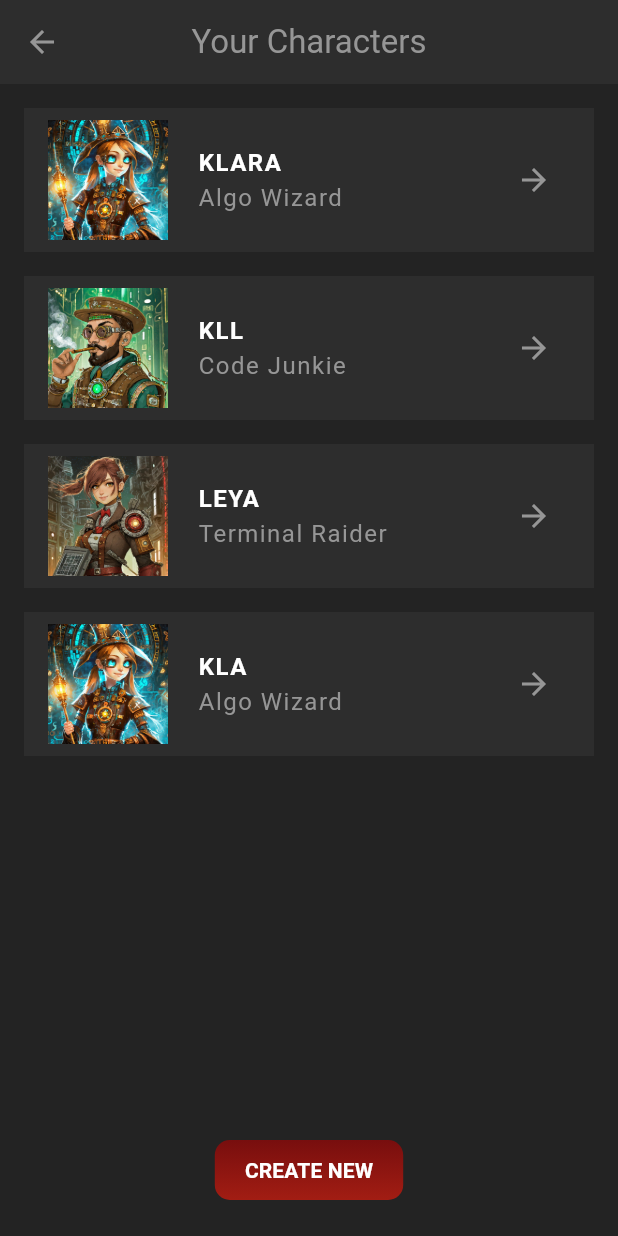
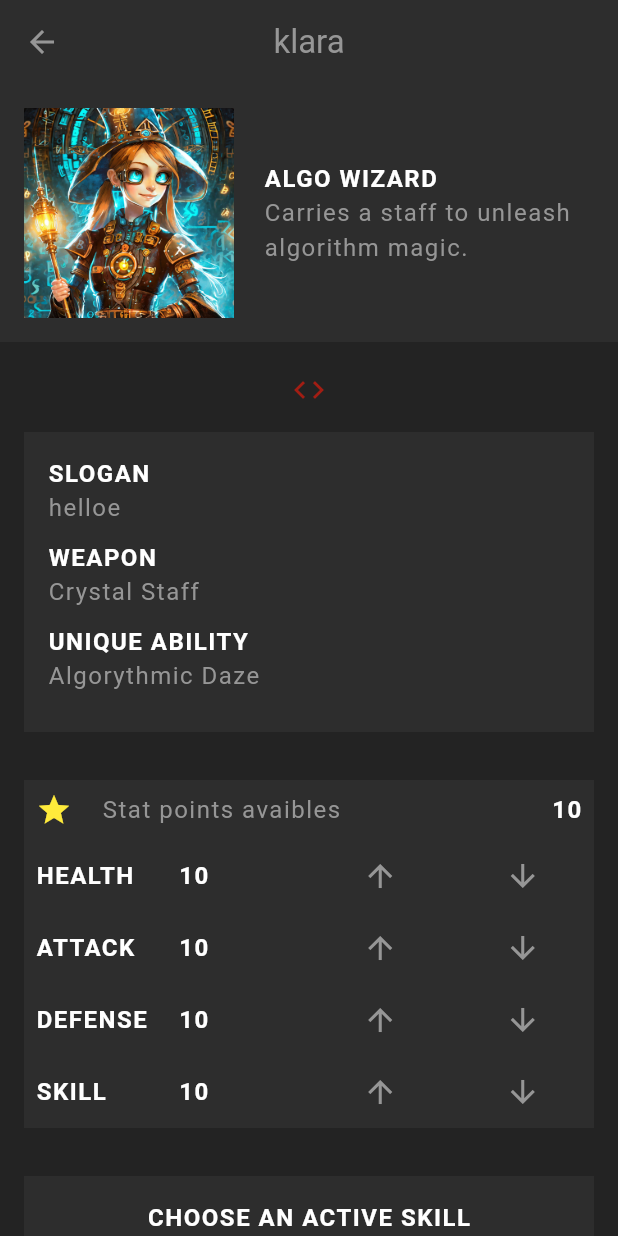
Before and after one commit to eyaaaaamb/flutter_rpg, a Flutter app: the Home screen opened directly, after a tap on the "arrow forward" icon, on a phone screen of 412 x 824 dp. Run offline on Flutter 3.47's test engine with Material 3 defaults, Android fonts, the phone set to English and light mode, and no system bars.

Commit message:
lesson 57

```diff
--- a/lib/main.dart
+++ b/lib/main.dart
@@ -1,12 +1,12 @@
 import 'package:flutter/material.dart';
-import 'package:rpg_project/screens/create/create.dart';
-//import 'package:rpg_project/screens/home/home.dart';
+//import 'package:rpg_project/screens/create/create.dart';
+import 'package:rpg_project/screens/home/home.dart';
 import 'package:rpg_project/theme.dart';
 
 void main() {
   runApp( MaterialApp(
     theme:primaryTheme,
-    home:Create(),
+    home:Home(),
     ),
     //home calling
     //theme
--- a/lib/screens/character_card.dart
+++ b/lib/screens/character_card.dart
@@ -1,5 +1,6 @@
 import 'package:flutter/material.dart';
 import 'package:rpg_project/models/character.dart';
+import 'package:rpg_project/screens/profile/profile.dart';
 import 'package:rpg_project/shared/styled_text.dart';
 import 'package:rpg_project/theme.dart';
 
@@ -37,6 +38,9 @@
             IconButton(
               onPressed: () {
                 // navigate to character profile screen
+                  Navigator.push(context,MaterialPageRoute(
+                  builder:(ctx)=>  Profile(character:character),
+                ));
               },
               icon: Icon(Icons.arrow_forward, color: AppColors.textColor)
             ),
--- a/lib/screens/create/create.dart
+++ b/lib/screens/create/create.dart
@@ -1,5 +1,6 @@
 import 'package:flutter/material.dart';
 import 'package:rpg_project/models/character.dart';
+import 'package:rpg_project/screens/home/home.dart';
 import 'package:uuid/uuid.dart';
 import 'package:rpg_project/models/vocation.dart';
 import 'package:rpg_project/screens/create/vocation_card.dart';
@@ -41,16 +42,48 @@
     //not empty
     if(_nameController.text.trim().isEmpty){
       //show error dialog
-      return;
+       showDialog(context: context, builder: (ctx){
+            return AlertDialog(
+
+              title:const StyledHeading("missing name"),
+              content:const StyledText('Every good RPG character needs a great name'),
+              actions: [
+                Styledbtn(onPressed: (){
+                  Navigator.pop(ctx);
+                }, child:StyledHeading('close')),
+              ],
+              actionsAlignment: MainAxisAlignment.center,
+            );
+
+       });
+       return;
     }if(_sloganController.text.trim().isEmpty){
         //show error dialog
+         showDialog(context: context, builder: (ctx){
+
+            return AlertDialog(
+
+              title:const StyledHeading("missing Slogan"),
+              content:const StyledText('Every good RPG character needs a great slogan'),
+              actions: [
+                Styledbtn(onPressed: (){
+                  Navigator.pop(ctx);
+                }, child:StyledHeading('close')),
+              ],
+              actionsAlignment: MainAxisAlignment.center,
+            );
+
+       });
+
+
       return;
+
     }
 
     //add a character to list
     //trim text
     characters.add(Character(name: _nameController.text.trim(), slogan: _sloganController.text.trim(), vocation: selectedVocation, id: uuid.v4()));
-
+    Navigator.push(context ,MaterialPageRoute(builder:(ctx)=>  const Home()));
   }
   @override
   Widget build(BuildContext context) {
@@ -124,6 +157,7 @@
                 child:Styledbtn(
                   onPressed: handleSubmit ,
                  child:  const StyledHeading("Create character "),
+
                 )
 
                )
--- a/lib/screens/home/home.dart
+++ b/lib/screens/home/home.dart
@@ -1,6 +1,7 @@
 import 'package:flutter/material.dart';
 import 'package:rpg_project/models/character.dart';
 import 'package:rpg_project/screens/character_card.dart';
+import 'package:rpg_project/screens/create/create.dart';
 import 'package:rpg_project/shared/styledBtn.dart';
 import 'package:rpg_project/shared/styled_text.dart';
 
@@ -40,6 +41,9 @@
 (
               onPressed: () {
                 // navigate to the create screen
+                Navigator.push(context,MaterialPageRoute(
+                  builder:(ctx)=> Create(),
+                ));
               },
               child: const StyledHeading('Create New'),
             ),
--- /dev/null
+++ b/lib/screens/profile/profile.dart
@@ -0,0 +1,112 @@
+
+import 'package:flutter/material.dart';
+import 'package:rpg_project/models/character.dart';
+import 'package:rpg_project/screens/profile/skill_list.dart';
+import 'package:rpg_project/screens/profile/state_table.dart';
+import 'package:rpg_project/shared/styledBtn.dart';
+import 'package:rpg_project/shared/styled_text.dart';
+import 'package:rpg_project/theme.dart';
+
+class Profile extends StatelessWidget {
+  const Profile({super.key,required this.character});
+  final Character character;
+
+  @override
+  Widget build(BuildContext context) {
+    return Scaffold(
+      appBar: AppBar(
+        title:StyledText(character.name),
+      ),
+      body:SingleChildScrollView(
+ child: Column(
+  crossAxisAlignment: CrossAxisAlignment.center,
+  children: [
+    //basic info _image vocation description
+    Container(
+      padding: const EdgeInsets.all(16),
+      color:AppColors.secondaryColor,
+      child:Row(children: [
+        Image.asset("assets/img/vocations/${character.vocation.image}",height: 140,width: 140,),
+        const SizedBox(width: 20,),
+        Expanded(
+          child: Column(
+            crossAxisAlignment: CrossAxisAlignment.start,
+            children: [
+              StyledHeading(character.vocation.title),
+              StyledText(character.vocation.description),
+
+
+            ],
+          ),
+        )
+      ],),
+    ),
+
+
+    //weapon and ability
+   const SizedBox(height: 20,),
+   Center(
+  child: Icon(Icons.code,color:AppColors.primaryColor),
+
+   ),
+   Padding(
+    padding: const EdgeInsets.all(16),
+    child: Container(
+      width: double.infinity,
+      padding:const EdgeInsets.all(16),
+      color:AppColors.secondaryColor,
+      child:Column(
+        crossAxisAlignment: CrossAxisAlignment.start,
+        children: [
+          const StyledHeading("Slogan"),
+          StyledText(character.slogan),
+          const SizedBox(height: 10,),
+            const StyledHeading("Weapon"),
+          StyledText(character.vocation.weapon),
+          const SizedBox(height: 10,),
+            const StyledHeading("Unique Ability"),
+          StyledText(character.vocation.ability),
+          const SizedBox(height: 10,),
+
+
+
+
+        ],),
+
+    ),
+    ),
+
+    //stats &skills
+       Container(
+        alignment: Alignment.center,
+        child:Column(
+          children: [
+            StatsTable(character),
+            SkillList(character),
+
+          ],
+        ),
+       ),
+
+
+    //save button
+      Styledbtn(
+        onPressed:(){
+          ScaffoldMessenger.of(context).showSnackBar(SnackBar(
+            content:const StyledHeading("character was saved"),
+            showCloseIcon :true,
+            duration: const Duration(seconds: 2),
+            backgroundColor: AppColors.secondaryColor,
+          ));
+        },
+         child: const StyledHeading("save character"),
+
+         ),
+         const SizedBox(height: 20,),
+
+  ],
+ ),
+      ),
+    );
+  }
+}
--- /dev/null
+++ b/lib/screens/profile/skill_list.dart
@@ -0,0 +1,76 @@
+import 'package:flutter/material.dart';
+import 'package:rpg_project/models/character.dart';
+import 'package:rpg_project/models/skill.dart';
+import 'package:rpg_project/shared/styled_text.dart';
+import 'package:rpg_project/theme.dart';
+
+class SkillList extends StatefulWidget {
+  const SkillList(this.character,{super.key});
+final Character character;
+  @override
+  State<SkillList> createState() => _SkillListState();
+}
+//late , initState
+class _SkillListState extends State<SkillList> {
+ late List<Skill> availableSkills;
+ late Skill selectedSkill;
+
+  @override
+void initState(){
+  availableSkills = allSkills.where((skill){
+    return skill.vocation == widget.character.vocation;
+
+  }).toList();
+   if(widget.character.skills.isEmpty){
+    selectedSkill = availableSkills[0];
+   }
+   if(widget.character.skills.isNotEmpty){
+     selectedSkill =widget.character.skills.first;
+   }
+
+   super.initState();
+}
+  @override
+  Widget build(BuildContext context) {
+    return Padding(
+      padding: const EdgeInsets.all(16),
+      child:Container(
+        padding: const EdgeInsets.all(16),
+        color:AppColors.secondaryColor,
+        child:Column(
+          children: [
+           const StyledHeading('choose an active skill'),
+           const StyledTitle('Skills are unique to your vocation'),
+           const SizedBox(height: 20,),
+           Row(
+            children: [
+              ...availableSkills.map((skill) {
+                return Container(
+                  // You can add child widgets or styling here
+                  margin: const EdgeInsets.all(5),
+                  padding: const EdgeInsets.all(2),
+                  color:skill == selectedSkill ? Colors.yellow : Colors.transparent,
+                  child:GestureDetector(
+                    onTap:(){
+                      setState((){
+                            widget.character.updateSkills(skill);
+                            selectedSkill =skill;
+                      });
+
+                    },
+                    child: Image.asset('assets/img/skills/${skill.image}',width: 70,)),
+                );
+
+              }),
+            ],
+
+           ),
+           const SizedBox(height: 10,),
+           StyledText(selectedSkill.name),
+          ],
+        ) ,
+
+      ),
+      );
+  }
+}
--- /dev/null
+++ b/lib/screens/profile/state_table.dart
@@ -0,0 +1,98 @@
+import 'package:flutter/material.dart';
+import 'package:rpg_project/models/character.dart';
+import 'package:rpg_project/shared/styled_text.dart';
+import 'package:rpg_project/theme.dart';
+
+class StatsTable extends StatefulWidget {
+
+
+  const StatsTable(this.character,{super.key});
+ final Character character;
+  @override
+  State<StatsTable> createState() => _StatsTableState();
+}
+
+class _StatsTableState extends State<StatsTable> {
+  @override
+  Widget build(BuildContext context) {
+    return Padding(
+      padding: const EdgeInsets.all(16),
+      child: Column(
+        children: [
+          //Available points
+          Container(
+           color:AppColors.secondaryColor,
+           padding: const EdgeInsets.all(8),
+           child:Row(
+            children: [
+              //fucntion for the icon
+              Icon(Icons.star,
+              color:widget.character.points >0 ? Colors.yellow : Colors.grey,
+              ),
+              const SizedBox(width: 20,),
+              const StyledText('Stat points avaibles'),
+                Expanded(child: const SizedBox(width: 20,)),
+                //important
+
+              StyledHeading(widget.character.points.toString()),
+
+            ],
+            ),
+          ),
+          //stats table
+          Table(
+            children: widget.character.statsAsFormattedList.map((stat){
+              return TableRow(
+                decoration:BoxDecoration(
+                  color:AppColors.secondaryColor,
+
+                ) ,
+                children: [
+                 //stat title
+                 TableCell(
+                  verticalAlignment: TableCellVerticalAlignment.middle,
+                  child: Padding(
+                  padding: const EdgeInsets.all(8),
+                  child: StyledHeading(stat['title']!),
+                 ),),
+                //stat value
+                TableCell(
+                   verticalAlignment: TableCellVerticalAlignment.middle,
+                  child: Padding(
+                  padding: const EdgeInsets.all(8),
+                  child: StyledHeading(stat['value']!),
+                 ),),
+                 //icon to increase stats
+                 TableCell(
+                   verticalAlignment: TableCellVerticalAlignment.middle,
+                  child: IconButton(onPressed: (){
+                    setState(() {
+                       widget.character.increaseStat(stat['title']!);
+                    });
+
+                  }, icon:Icon(Icons.arrow_upward,color:AppColors.textColor))
+                  ),
+                 //icon to decrease stats
+                 TableCell(
+                   verticalAlignment: TableCellVerticalAlignment.middle,
+                  child: IconButton(onPressed: (){
+                    setState(() {
+                       widget.character.decreaseStat(stat['title']!);
+                    });
+
+                  }, icon:Icon(Icons.arrow_downward,color:AppColors.textColor))
+                  ),
+                ],
+              );
+
+            }).toList(),
+
+
+          ),
+
+        ],
+
+      ),
+    );
+  }
+}
--- a/lib/shared/characters_card.dart
+++ /dev/null
@@ -1,35 +0,0 @@
-//stl card child text
-import 'package:flutter/material.dart';
-import 'package:rpg_project/theme.dart';
-
-
-class CharacterCard extends StatelessWidget {
-  const CharacterCard(this.character, {super.key});
-
-  final String character;
-
-  @override
-  Widget build(BuildContext context) {
-    return Card(
-      child: Padding(
-        padding: const EdgeInsets.symmetric(horizontal: 16, vertical: 8),
-        child: Row(
-          children: [
-            Text(character),
-
-            const Expanded(
-              child: SizedBox(),
-            ),
-
-            IconButton(
-              onPressed: () {
-                // navigate to character profile screen
-              },
-              icon: Icon(Icons.arrow_forward, color: AppColors.textColor)
-            ),
-          ]
-        ),
-      ),
-    );
-  }
-}
--- a/lib/shared/styledBtn.dart
+++ b/lib/shared/styledBtn.dart
@@ -1,4 +1,3 @@
-//container decoration gradiant
 import 'package:flutter/material.dart';
 import 'package:rpg_project/theme.dart';
 class Styledbtn extends StatelessWidget {
--- a/lib/theme.dart
+++ b/lib/theme.dart
@@ -68,5 +68,10 @@
   prefixIconColor: AppColors.textColor,
 
  ),
+ dialogTheme: DialogThemeData(
+
+  backgroundColor: AppColors.secondaryAccent,
+              surfaceTintColor: Colors.transparent,
+ ),
 
 );
```
